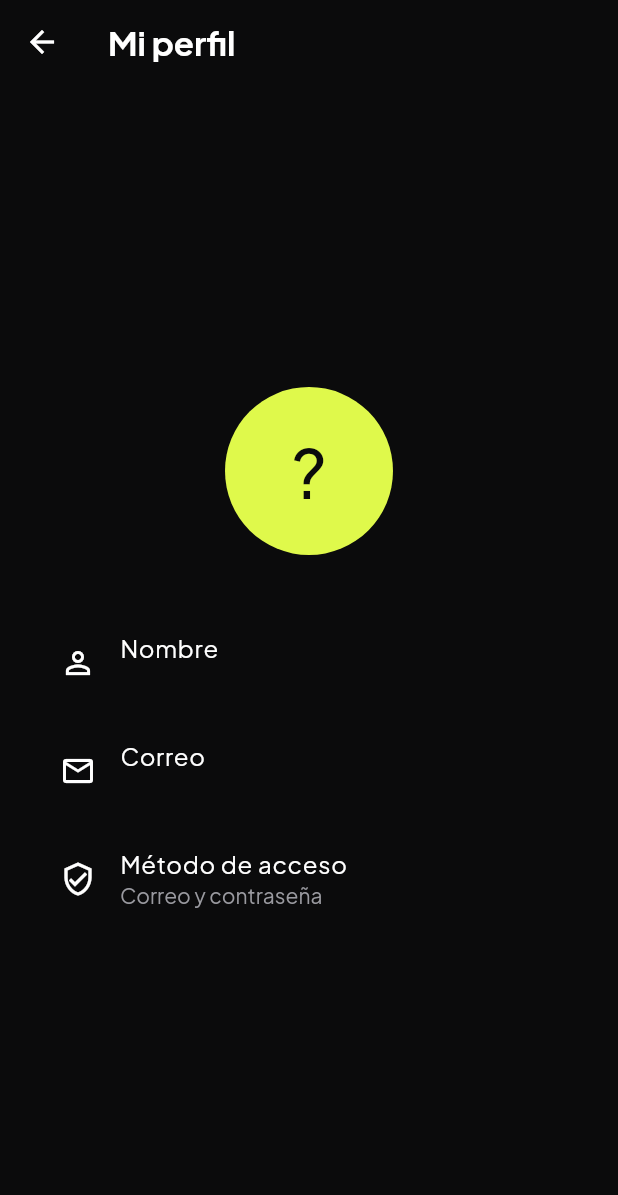
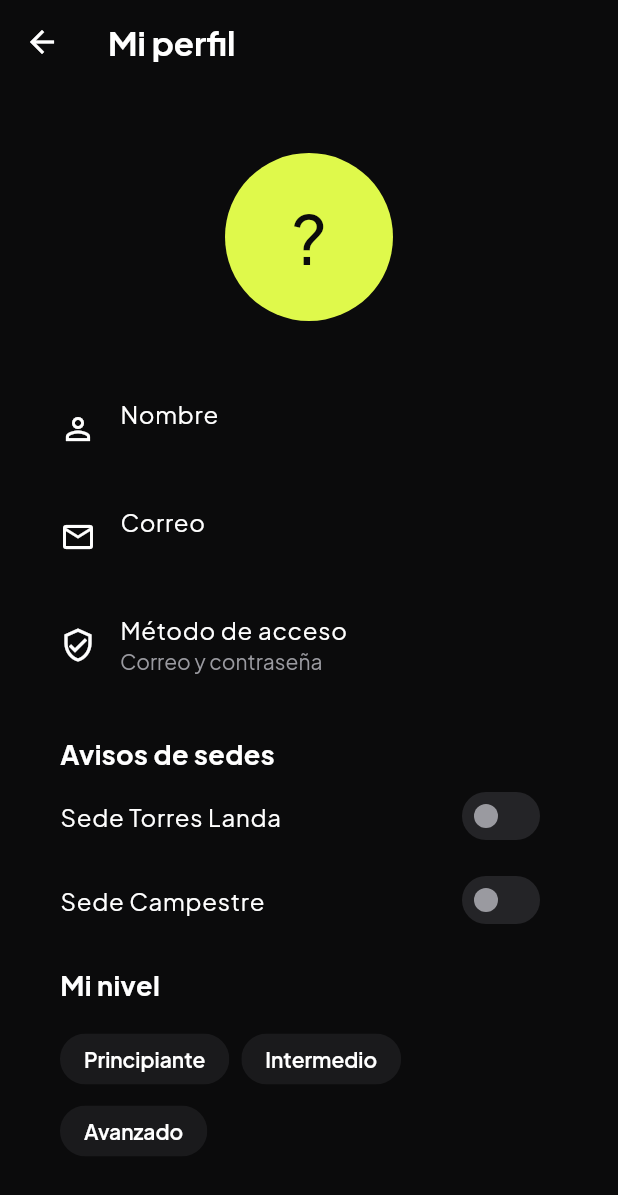
Before and after one commit to EmilioRob2228/padel_club_moviles, a Flutter app: the DashboardScreen screen opened by its route, in the side drawer, after a tap on "Mi perfil", on a phone screen of 412 x 824 dp. Shown: the top 1195 px of the screen. Run offline on Flutter 3.47's test engine with Material 3 defaults, Android fonts, the phone set to English and light mode, and no system bars; our stand-ins replace cached_network_image, cloud_firestore, cloud_functions, firebase_auth, firebase_core, firebase_messaging and 10 more; missing offline and left inert: flutter_stripe; accounts and stored records are empty; generated files the repository leaves out were written again; network calls fail.

Commit message:
feat: notificaciones FCM con topics, logo e icono de House of Padel

```diff
--- a/lib/config/firestore_usuarios.dart
+++ b/lib/config/firestore_usuarios.dart
@@ -18,6 +18,15 @@ class FirestoreUsuarios {
     }
   }
 
+  Future<Map<String, dynamic>> m_get(String uid) async {
+    try {
+      final doc = await usuariosCollection!.doc(uid).get();
+      return (doc.data() as Map<String, dynamic>?) ?? {};
+    } catch (e) {
+      return {};
+    }
+  }
+
   Stream<DocumentSnapshot> m_selectUno(String uid) {
     return usuariosCollection!.doc(uid).snapshots();
   }
--- /dev/null
+++ b/lib/config/notificaciones.dart
@@ -0,0 +1,93 @@
+import 'package:firebase_messaging/firebase_messaging.dart';
+import 'package:flutter/material.dart';
+import 'package:flutter_local_notifications/flutter_local_notifications.dart';
+
+@pragma('vm:entry-point')
+Future<void> notificacionEnSegundoPlano(RemoteMessage mensaje) async {
+  debugPrint('Aviso en segundo plano: ${mensaje.notification?.title}');
+}
+
+class Notificaciones {
+  static final FirebaseMessaging _messaging = FirebaseMessaging.instance;
+  static final plugin = FlutterLocalNotificationsPlugin();
+
+  static final navigatorKey = GlobalKey<NavigatorState>();
+  static final scaffoldMessengerKey = GlobalKey<ScaffoldMessengerState>();
+
+  static final List<RemoteMessage> avisos = [];
+
+  static const _detalles = NotificationDetails(
+    android: AndroidNotificationDetails(
+      'avisos_club',
+      'Avisos del club',
+      channelDescription: 'Avisos de las sedes y del club',
+      importance: Importance.high,
+      priority: Priority.high,
+    ),
+    iOS: DarwinNotificationDetails(),
+  );
+
+  static Future<void> init() async {
+    FirebaseMessaging.onBackgroundMessage(notificacionEnSegundoPlano);
+
+    await plugin.initialize(
+      settings: const InitializationSettings(
+        android: AndroidInitializationSettings('@mipmap/ic_launcher'),
+        iOS: DarwinInitializationSettings(),
+      ),
+      onDidReceiveNotificationResponse: (respuesta) => abrirAvisos(),
+    );
+    await plugin
+        .resolvePlatformSpecificImplementation<AndroidFlutterLocalNotificationsPlugin>()
+        ?.createNotificationChannel(
+          const AndroidNotificationChannel(
+            'avisos_club',
+            'Avisos del club',
+            description: 'Avisos de las sedes y del club',
+            importance: Importance.high,
+          ),
+        );
+
+    await _messaging.requestPermission(alert: true, badge: true, sound: true);
+    await _messaging.subscribeToTopic('general');
+    final token = await _messaging.getToken();
+    debugPrint('Token FCM: $token');
+
+    FirebaseMessaging.onMessage.listen((mensaje) {
+      avisos.insert(0, mensaje);
+      final titulo = mensaje.notification?.title ?? 'Aviso del club';
+      final cuerpo = mensaje.notification?.body ?? '';
+      plugin.show(
+        id: mensaje.hashCode,
+        title: titulo,
+        body: cuerpo,
+        notificationDetails: _detalles,
+      );
+      scaffoldMessengerKey.currentState?.showSnackBar(
+        SnackBar(
+          content: Text('$titulo: $cuerpo'),
+          action: SnackBarAction(label: 'Ver', onPressed: abrirAvisos),
+        ),
+      );
+    });
+
+    FirebaseMessaging.onMessageOpenedApp.listen((mensaje) {
+      avisos.insert(0, mensaje);
+      abrirAvisos();
+    });
+
+    final inicial = await _messaging.getInitialMessage();
+    if (inicial != null) {
+      avisos.insert(0, inicial);
+      WidgetsBinding.instance.addPostFrameCallback((_) => abrirAvisos());
+    }
+  }
+
+  static void abrirAvisos() {
+    navigatorKey.currentState?.pushNamed('/avisos');
+  }
+
+  static Future<void> m_suscribir(String topic) => _messaging.subscribeToTopic(topic);
+
+  static Future<void> m_desuscribir(String topic) => _messaging.unsubscribeFromTopic(topic);
+}
--- a/lib/config/pagos.dart
+++ b/lib/config/pagos.dart
@@ -22,7 +22,7 @@ class Pagos {
       await Stripe.instance.initPaymentSheet(
         paymentSheetParameters: SetupPaymentSheetParameters(
           paymentIntentClientSecret: clientSecret,
-          merchantDisplayName: 'Club de Pádel',
+          merchantDisplayName: 'House of Padel',
           appearance: const PaymentSheetAppearance(
             colors: PaymentSheetAppearanceColors(primary: Color(0xFFDFF94B)),
             primaryButton: PaymentSheetPrimaryButtonAppearance(
--- /dev/null
+++ b/lib/providers/topics_provider.dart
@@ -0,0 +1,83 @@
+import 'package:firebase_auth/firebase_auth.dart';
+import 'package:flutter/material.dart';
+import 'package:padel_club/config/firestore_usuarios.dart';
+import 'package:padel_club/config/notificaciones.dart';
+
+class TopicsProvider extends ChangeNotifier {
+  final FirestoreUsuarios _usuarios = FirestoreUsuarios();
+
+  static const sedes = {'sede_torreslanda': 'Sede Torres Landa', 'sede_campestre': 'Sede Campestre'};
+  static const niveles = {'nivel_principiante': 'Principiante', 'nivel_intermedio': 'Intermedio', 'nivel_avanzado': 'Avanzado'};
+
+  List<String> topics = [];
+
+  String? get _uid => FirebaseAuth.instance.currentUser?.uid;
+
+  String? get nivel {
+    for (final t in topics) {
+      if (t.startsWith('nivel_')) return t;
+    }
+    return null;
+  }
+
+  Future<void> m_cargar() async {
+    if (_uid == null) return;
+    final datos = await _usuarios.m_get(_uid!);
+    topics = List<String>.from(datos['topics'] ?? []);
+    notifyListeners();
+  }
+
+  List<String> _combinados() {
+    final n = nivel;
+    if (n == null) return [];
+    return topics
+        .where((t) => t.startsWith('sede_'))
+        .map((t) => '${t.replaceFirst('sede_', '')}_${n.replaceFirst('nivel_', '')}')
+        .toList();
+  }
+
+  Future<void> _actualizarCombinados(List<String> anteriores) async {
+    final nuevos = _combinados();
+    for (final t in anteriores.where((t) => !nuevos.contains(t))) {
+      await Notificaciones.m_desuscribir(t);
+    }
+    for (final t in nuevos.where((t) => !anteriores.contains(t))) {
+      await Notificaciones.m_suscribir(t);
+    }
+  }
+
+  Future<void> m_cambiarSede(String topic, bool activo) async {
+    final anteriores = _combinados();
+    if (activo) {
+      topics.add(topic);
+      await Notificaciones.m_suscribir(topic);
+    } else {
+      topics.remove(topic);
+      await Notificaciones.m_desuscribir(topic);
+    }
+    notifyListeners();
+    await _actualizarCombinados(anteriores);
+    await _guardar();
+  }
+
+  Future<void> m_cambiarNivel(String topic) async {
+    final anteriores = _combinados();
+    final anterior = nivel;
+    if (anterior != null) {
+      topics.remove(anterior);
+      await Notificaciones.m_desuscribir(anterior);
+    }
+    if (anterior != topic) {
+      topics.add(topic);
+      await Notificaciones.m_suscribir(topic);
+    }
+    notifyListeners();
+    await _actualizarCombinados(anteriores);
+    await _guardar();
+  }
+
+  Future<void> _guardar() async {
+    if (_uid == null) return;
+    await _usuarios.m_update(_uid!, {'topics': topics});
+  }
+}
--- a/lib/screens/dashboard_screen.dart
+++ b/lib/screens/dashboard_screen.dart
@@ -6,6 +6,7 @@ import 'package:padel_club/config/firestore_sedes.dart';
 import 'package:padel_club/models/sede_model.dart';
 import 'package:padel_club/providers/login_provider.dart';
 import 'package:padel_club/providers/theme_provider.dart';
+import 'package:padel_club/providers/topics_provider.dart';
 import 'package:padel_club/providers/usuario_provider.dart';
 import 'package:provider/provider.dart';
 
@@ -18,7 +19,7 @@ class DashboardScreen extends StatelessWidget {
     final loginProvider = Provider.of<LoginProvider>(context, listen: false);
 
     return Scaffold(
-      appBar: AppBar(title: const Text('Club de Pádel')),
+      appBar: AppBar(title: const Text('House of Padel')),
       endDrawer: Drawer(
         child: Column(
           children: [
@@ -47,8 +48,29 @@ class DashboardScreen extends StatelessWidget {
               leading: const Icon(Icons.person_outline),
               trailing: const Icon(Icons.chevron_right),
               onTap: () {
+                Provider.of<TopicsProvider>(context, listen: false).m_cargar();
                 Navigator.pop(context);
                 Navigator.pushNamed(context, '/perfil');
+              },
+            ),
+            ListTile(
+              title: const Text('Mapa de sedes'),
+              subtitle: const Text('Cómo llegar'),
+              leading: const Icon(Icons.map_outlined),
+              trailing: const Icon(Icons.chevron_right),
+              onTap: () {
+                Navigator.pop(context);
+                Navigator.pushNamed(context, '/mapa');
+              },
+            ),
+            ListTile(
+              title: const Text('Avisos'),
+              subtitle: const Text('Mensajes del club'),
+              leading: const Icon(Icons.campaign_outlined),
+              trailing: const Icon(Icons.chevron_right),
+              onTap: () {
+                Navigator.pop(context);
+                Navigator.pushNamed(context, '/avisos');
               },
             ),
             ListTile(
@@ -129,6 +151,8 @@ class DashboardScreen extends StatelessWidget {
               ),
             ],
           ),
+          const SizedBox(height: 12),
+          _accion(context, Icons.map_outlined, 'Ubica nuestras sedes en el mapa', '/mapa'),
           const SizedBox(height: 28),
           const Text('Nuestras sedes', style: TextStyle(fontSize: 18, fontWeight: FontWeight.w700)),
           const SizedBox(height: 12),
--- a/lib/screens/perfil_screen.dart
+++ b/lib/screens/perfil_screen.dart
@@ -1,6 +1,7 @@
 import 'package:flutter/material.dart';
 import 'package:image_picker/image_picker.dart';
 import 'package:padel_club/components/avatar_usuario.dart';
+import 'package:padel_club/providers/topics_provider.dart';
 import 'package:padel_club/providers/usuario_provider.dart';
 import 'package:provider/provider.dart';
 
@@ -85,6 +86,49 @@ class PerfilScreen extends StatelessWidget {
                     title: const Text('Método de acceso'),
                     subtitle: Text(usuarioProvider.proveedor),
                   ),
+                  const SizedBox(height: 24),
+                  Consumer<TopicsProvider>(
+                    builder: (context, topicsProvider, child) {
+                      return Column(
+                        crossAxisAlignment: CrossAxisAlignment.start,
+                        children: [
+                          const Padding(
+                            padding: EdgeInsets.symmetric(horizontal: 16),
+                            child: Text('Avisos de sedes', style: TextStyle(fontSize: 18, fontWeight: FontWeight.w700)),
+                          ),
+                          ...TopicsProvider.sedes.entries.map(
+                            (sede) => SwitchListTile(
+                              title: Text(sede.value),
+                              value: topicsProvider.topics.contains(sede.key),
+                              onChanged: (activo) => topicsProvider.m_cambiarSede(sede.key, activo),
+                            ),
+                          ),
+                          const SizedBox(height: 16),
+                          const Padding(
+                            padding: EdgeInsets.symmetric(horizontal: 16),
+                            child: Text('Mi nivel', style: TextStyle(fontSize: 18, fontWeight: FontWeight.w700)),
+                          ),
+                          const SizedBox(height: 12),
+                          Padding(
+                            padding: const EdgeInsets.symmetric(horizontal: 16),
+                            child: Wrap(
+                              spacing: 8,
+                              children: TopicsProvider.niveles.entries
+                                  .map(
+                                    (nivel) => ChoiceChip(
+                                      label: Text(nivel.value),
+                                      selected: topicsProvider.nivel == nivel.key,
+                                      showCheckmark: false,
+                                      onSelected: (_) => topicsProvider.m_cambiarNivel(nivel.key),
+                                    ),
+                                  )
+                                  .toList(),
+                            ),
+                          ),
+                        ],
+                      );
+                    },
+                  ),
                 ],
               ),
             ),
```
Also changed, not shown: lib/main.dart (+11 -1 lines), lib/screens/avisos_screen.dart (added, +43 -0 lines), lib/screens/login_screen.dart (+6 -1 lines), lib/screens/map_screen.dart (added, +81 -0 lines), pubspec.yaml (+12 -0 lines), assets/logo.png (added), pubspec.lock, 38 other files.
